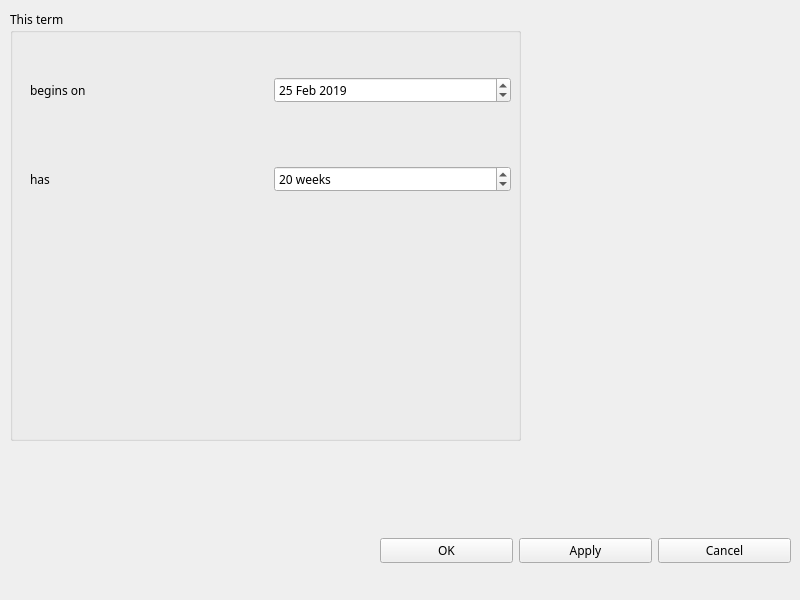
llegalhigh/StdHelper, file settingwindow.ui: the form before one commit.
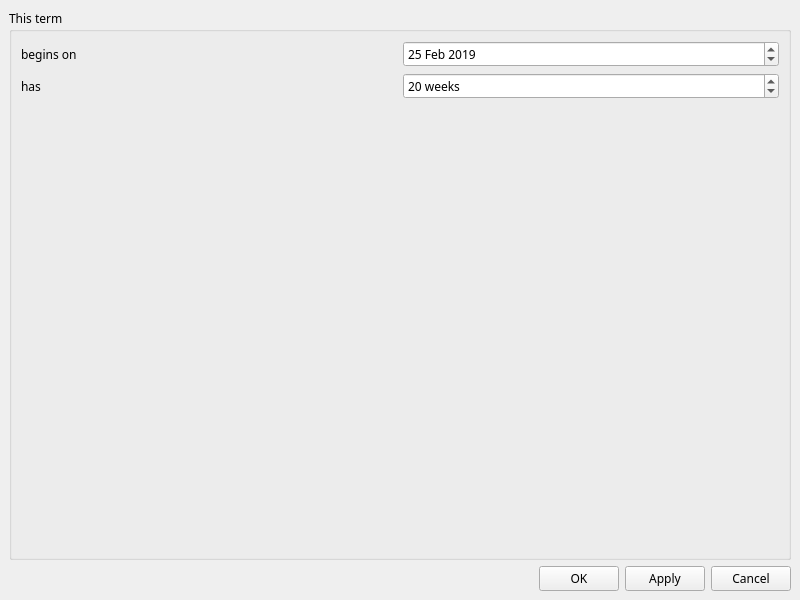
The form after the commit.

What changed in the file:
```diff
--- a/settingwindow.ui
+++ b/settingwindow.ui
@@ -32,27 +32,14 @@
    <bool>true</bool>
   </property>
   <widget class="QWidget" name="centralwidget">
+   <layout class="QVBoxLayout" name="verticalLayout_2">
+    <item>
    <widget class="QGroupBox" name="termGroupBox">
-    <property name="geometry">
-     <rect>
-      <x>10</x>
-      <y>10</y>
-      <width>511</width>
-      <height>431</height>
-     </rect>
-    </property>
     <property name="title">
      <string>This term</string>
     </property>
-    <widget class="QWidget" name="verticalLayoutWidget">
-     <property name="geometry">
-      <rect>
-       <x>20</x>
-       <y>10</y>
-       <width>481</width>
-       <height>231</height>
-      </rect>
-     </property>
+      <layout class="QVBoxLayout" name="verticalLayout_3">
+       <item>
      <layout class="QVBoxLayout" name="verticalLayout">
       <item>
        <layout class="QHBoxLayout" name="horizontalLayout">
@@ -110,18 +97,38 @@
        </layout>
       </item>
      </layout>
-    </widget>
-   </widget>
-   <widget class="QWidget" name="horizontalLayoutWidget">
-    <property name="geometry">
-     <rect>
-      <x>380</x>
-      <y>510</y>
-      <width>411</width>
-      <height>81</height>
-     </rect>
-    </property>
+       </item>
+       <item>
+        <spacer name="verticalSpacer">
+         <property name="orientation">
+          <enum>Qt::Vertical</enum>
+         </property>
+         <property name="sizeHint" stdset="0">
+          <size>
+           <width>20</width>
+           <height>40</height>
+          </size>
+         </property>
+        </spacer>
+       </item>
+      </layout>
+     </widget>
+    </item>
+    <item>
     <layout class="QHBoxLayout" name="horizontalLayout_3">
+      <item>
+       <spacer name="horizontalSpacer">
+        <property name="orientation">
+         <enum>Qt::Horizontal</enum>
+        </property>
+        <property name="sizeHint" stdset="0">
+         <size>
+          <width>40</width>
+          <height>20</height>
+         </size>
+        </property>
+       </spacer>
+      </item>
      <item>
       <widget class="QPushButton" name="okButton">
        <property name="text">
@@ -144,7 +151,8 @@
       </widget>
      </item>
     </layout>
-   </widget>
+    </item>
+   </layout>
   </widget>
  </widget>
  <resources/>
```
Lines whose indentation alone changed are shown as unchanged.
